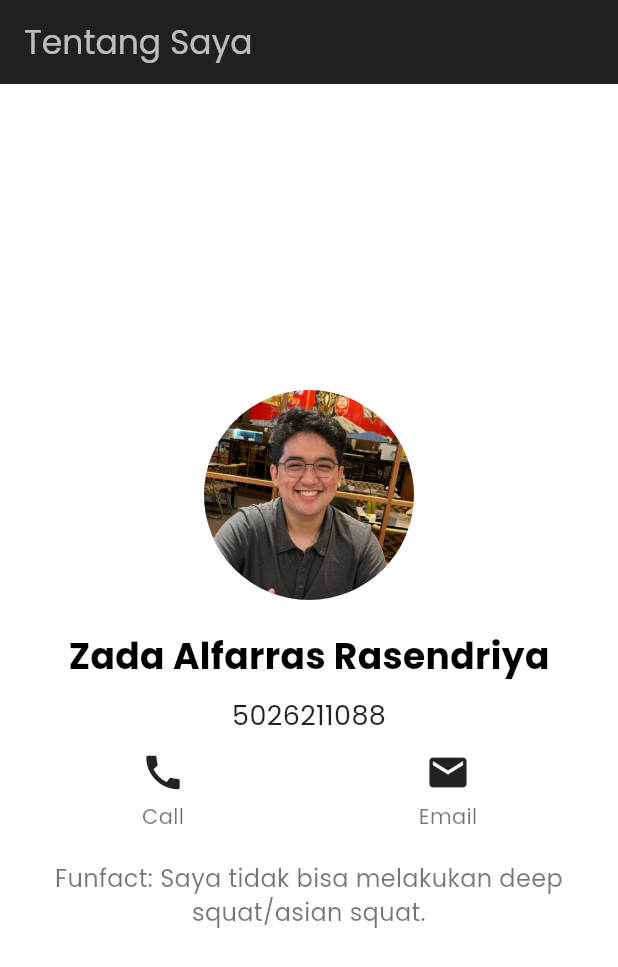
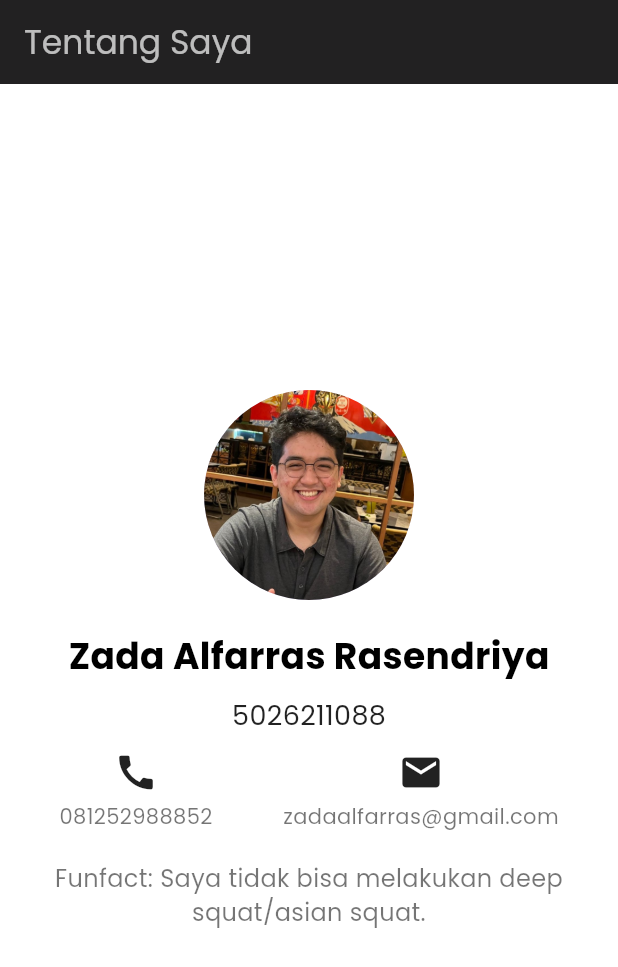
Before and after one commit to zadaaar/flutter-profile, a Flutter app: the screen it shows after launch, on a phone screen of 412 x 824 dp. Shown: the top 967 px of the screen. Run offline on Flutter 3.47's test engine with Material 3 defaults, Android fonts, the light colour scheme and no system bars.

Commit message:
Change call and email

```diff
--- a/lib/about_page.dart
+++ b/lib/about_page.dart
@@ -54,7 +54,7 @@ class AboutPage extends StatelessWidget {
                       ),
                       SizedBox(height: 4), // Space between icon and text
                       Text(
-                        'Call',
+                        '081252988852',
                         style: TextStyle(
                           fontSize: 14,
                           color: Colors.black54,
@@ -72,7 +72,7 @@ class AboutPage extends StatelessWidget {
                       ),
                       SizedBox(height: 4), // Space between icon and text
                       Text(
-                        'Email',
+                        'zadaalfarras@gmail.com',
                         style: TextStyle(
                           fontSize: 14,
                           color: Colors.black54,
```
